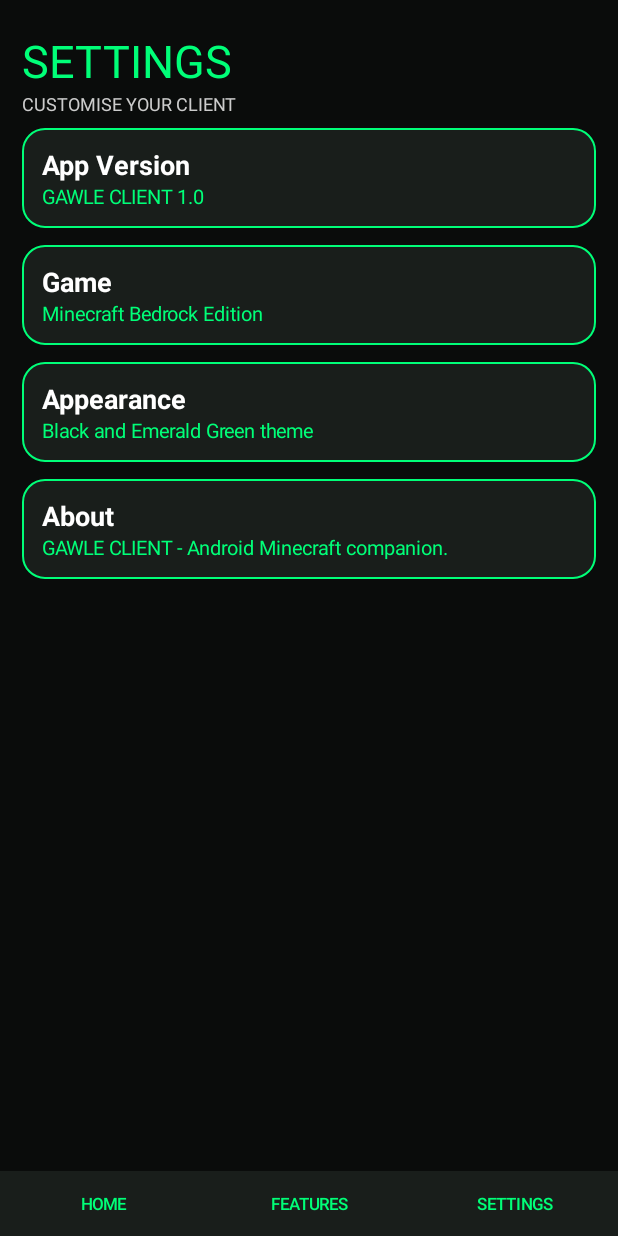
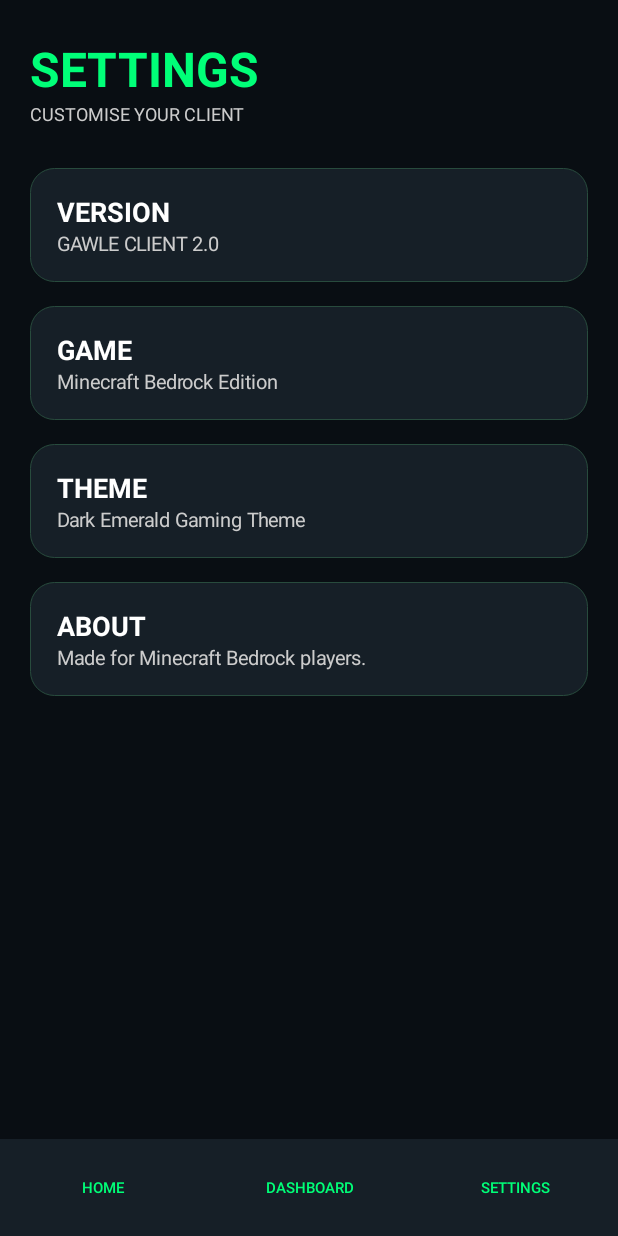
Before and after one commit to blakeredden94-debug/Gawle-client, an Android app: the screen it shows after launch (MainActivity), after a tap on "SETTINGS", on a phone screen of 412 x 824 dp. Run offline under Robolectric (Android 15) with nearby library versions, the phone set to English and light mode, and no system bars; 3 other taps on this screen came first.

Commit message:
Refactor MainActivity layout and color settings
Updated color values and layout parameters for better responsiveness. Modified button labels and added new methods for improved functionality.

```diff
--- a/app/src/main/java/com/gawle/client/MainActivity.kt
+++ b/app/src/main/java/com/gawle/client/MainActivity.kt
@@ -12,13 +12,19 @@ import android.widget.*
 class MainActivity : Activity() {
 
     private val green = Color.rgb(0, 255, 120)
-    private val dark = Color.rgb(10, 12, 11)
-    private val panel = Color.rgb(25, 30, 27)
+    private val dark = Color.rgb(9, 14, 19)
+    private val panel = Color.rgb(22, 31, 39)
+    private val white = Color.WHITE
+    private lateinit var content: LinearLayout
 
-    private lateinit var content: LinearLayout
+    private fun dp(value: Int): Int =
+        (value * resources.displayMetrics.density).toInt()
 
     override fun onCreate(savedInstanceState: Bundle?) {
         super.onCreate(savedInstanceState)
+
+        window.statusBarColor = dark
+        window.navigationBarColor = dark
 
         val root = LinearLayout(this).apply {
             orientation = LinearLayout.VERTICAL
@@ -27,15 +33,13 @@ class MainActivity : Activity() {
 
         content = LinearLayout(this).apply {
             orientation = LinearLayout.VERTICAL
-            setPadding(22, 30, 22, 20)
+            setPadding(dp(20), dp(24), dp(20), dp(25))
         }
 
         val scroll = ScrollView(this)
         scroll.addView(content)
 
-        root.addView(scroll, LinearLayout.LayoutParams(
-            -1, 0, 1f
-        ))
+        root.addView(scroll, LinearLayout.LayoutParams(-1, 0, 1f))
 
         val nav = LinearLayout(this).apply {
             orientation = LinearLayout.HORIZONTAL
@@ -43,10 +47,10 @@ class MainActivity : Activity() {
             setBackgroundColor(panel)
         }
 
-        listOf("HOME", "FEATURES", "SETTINGS").forEach { tab ->
+        listOf("HOME", "DASHBOARD", "SETTINGS").forEach { tab ->
             val button = Button(this).apply {
                 text = tab
-                textSize = 11f
+                textSize = 10f
                 setTextColor(green)
                 setBackgroundColor(Color.TRANSPARENT)
                 setOnClickListener {
@@ -54,9 +58,7 @@ class MainActivity : Activity() {
                 }
             }
 
-            nav.addView(button, LinearLayout.LayoutParams(
-                0, 65, 1f
-            ))
+            nav.addView(button, LinearLayout.LayoutParams(0, dp(65), 1f))
         }
 
         root.addView(nav)
@@ -70,75 +72,91 @@ class MainActivity : Activity() {
 
         when (page) {
             "HOME" -> homePage()
-            "FEATURES" -> featuresPage()
+            "DASHBOARD" -> dashboardPage()
             "SETTINGS" -> settingsPage()
         }
     }
 
     private fun addText(
-        text: String,
+        value: String,
         size: Float,
-        color: Int
+        color: Int,
+        bold: Boolean = false
     ) {
         val view = TextView(this).apply {
-            this.text = text
+            text = value
             textSize = size
             setTextColor(color)
+            if (bold) typeface = Typeface.DEFAULT_BOLD
         }
+
         content.addView(view)
     }
 
-    private fun addCard(
-        name: String,
-        description: String
+    private fun addGap(height: Int) {
+        content.addView(
+            LinearLayout(this),
+            LinearLayout.LayoutParams(1, dp(height))
+        )
+    }
+
+    private fun addButton(
+        label: String,
+        backgroundColor: Int,
+        textColor: Int,
+        action: () -> Unit
     ) {
+        val button = Button(this).apply {
+            text = label
+            textSize = 15f
+            setTextColor(textColor)
+            typeface = Typeface.DEFAULT_BOLD
+            background = GradientDrawable().apply {
+                setColor(backgroundColor)
+                cornerRadius = dp(14).toFloat()
+            }
+            setOnClickListener { action() }
+        }
+
+        val params = LinearLayout.LayoutParams(-1, dp(60))
+        params.setMargins(0, dp(8), 0, dp(8))
+        content.addView(button, params)
+    }
+
+    private fun addCard(title: String, description: String) {
         val card = LinearLayout(this).apply {
             orientation = LinearLayout.VERTICAL
-            setPadding(20, 18, 20, 18)
+            setPadding(dp(18), dp(17), dp(18), dp(17))
             background = GradientDrawable().apply {
                 setColor(panel)
-                cornerRadius = 22f
-                setStroke(2, green)
+                cornerRadius = dp(16).toFloat()
+                setStroke(dp(1), Color.rgb(40, 75, 61))
             }
         }
 
         val heading = TextView(this).apply {
-            text = name
+            text = title
             textSize = 18f
-            setTextColor(Color.WHITE)
+            setTextColor(white)
             typeface = Typeface.DEFAULT_BOLD
         }
 
         val info = TextView(this).apply {
             text = description
             textSize = 13f
-            setTextColor(green)
+            setTextColor(Color.LTGRAY)
         }
 
         card.addView(heading)
         card.addView(info)
 
         val params = LinearLayout.LayoutParams(-1, -2)
-        params.setMargins(0, 12, 0, 5)
+        params.setMargins(0, dp(8), 0, dp(8))
         content.addView(card, params)
     }
 
-    private fun homePage() {
-        addText("GAWLE", 38f, green)
-        addText("CLIENT", 25f, Color.WHITE)
-        addText("MINECRAFT BEDROCK COMPANION", 12f, Color.LTGRAY)
-
-        addText("\n● CLIENT READY", 15f, green)
-
-        val launch = Button(this).apply {
-            text = "▶  LAUNCH MINECRAFT"
-            textSize = 17f
-            setTextColor(Color.BLACK)
-            setBackgroundColor(green)
-
-            setOnClickListener {
-                val intent = packageManager
-                    .getLaunchIntentForPackage(
+    private fun launchMinecraft() {
+        val intent = packageManager.getLaunchIntentForPackage(
             "com.mojang.minecraftpe"
         )
 
@@ -146,66 +164,113 @@ class MainActivity : Activity() {
             startActivity(intent)
         } else {
             Toast.makeText(
-                        this@MainActivity,
+                this,
                 "Minecraft not found!",
                 Toast.LENGTH_SHORT
             ).show()
         }
     }
+
+    private fun homePage() {
+        addText("GAWLE", 38f, green, true)
+        addText("CLIENT", 27f, white, true)
+        addText("THE ULTIMATE BEDROCK COMPANION", 11f, Color.LTGRAY)
+
+        addGap(25)
+
+        addCard(
+            "CLIENT STATUS",
+            "● READY TO LAUNCH"
+        )
+
+        addGap(15)
+
+        addButton(
+            "▶  PLAY MINECRAFT",
+            green,
+            Color.BLACK
+        ) {
+            launchMinecraft()
         }
 
-        val params = LinearLayout.LayoutParams(-1, 65)
-        params.setMargins(0, 25, 0, 20)
-        content.addView(launch, params)
-
-        addText("WELCOME TO GAWLE CLIENT", 18f, Color.WHITE)
-        addCard("Your Client", "Your Minecraft companion dashboard.")
-        addCard("Features", "Explore available client features.")
-        addCard("Settings", "Customise your launcher.")
+        addButton(
+            "OPEN CLIENT DASHBOARD",
+            panel,
+            green
+        ) {
+            showPage("DASHBOARD")
         }
 
-    private fun featuresPage() {
-        addText("FEATURES", 30f, green)
-        addText("GAWLE CLIENT MODULES", 12f, Color.LTGRAY)
+        addGap(20)
+
+        addText("WELCOME BACK", 22f, white, true)
+        addGap(8)
+
+        addText(
+            "Your Minecraft experience starts here.",
+            14f,
+            Color.LTGRAY
+        )
+
+        addGap(12)
 
         addCard(
-            "Zoom",
-            "In-game zoom support - development planned."
+            "YOUR CLIENT",
+            "Explore your GAWLE CLIENT dashboard."
         )
 
         addCard(
-            "Shulker Peek",
-            "Preview support - Bedrock API limitations apply."
+            "CUSTOM FEATURES",
+            "Discover the modules being developed."
+        )
+    }
+
+    private fun dashboardPage() {
+        addText("CLIENT", 16f, Color.LTGRAY, true)
+        addText("DASHBOARD", 32f, green, true)
+
+        addGap(10)
+
+        addCard(
+            "ZOOM",
+            "In-game zoom support. Development planned."
         )
 
         addCard(
-            "Left-Handed Mode",
-            "Left-handed control support - development planned."
+            "SHULKER PEEK",
+            "Shulker contents preview. Add-on integration required."
         )
+
+        addCard(
+            "LEFT-HANDED MODE",
+            "Left-handed controls. Development planned."
+        )
+
+        addCard(
+            "CLIENT INFORMATION",
+            "GAWLE CLIENT Android companion."
+        )
+
+        addGap(15)
+
+        addButton(
+            "▶  LAUNCH MINECRAFT",
+            green,
+            Color.BLACK
+        ) {
+            launchMinecraft()
+        }
     }
 
     private fun settingsPage() {
-        addText("SETTINGS", 30f, green)
+        addText("SETTINGS", 32f, green, true)
         addText("CUSTOMISE YOUR CLIENT", 12f, Color.LTGRAY)
 
-        addCard(
-            "App Version",
-            "GAWLE CLIENT 1.0"
-        )
+        addGap(20)
 
-        addCard(
-            "Game",
-            "Minecraft Bedrock Edition"
-        )
-
-        addCard(
-            "Appearance",
-            "Black and Emerald Green theme"
-        )
-
-        addCard(
-            "About",
-            "GAWLE CLIENT - Android Minecraft companion."
-        )
+        addCard("VERSION", "GAWLE CLIENT 2.0")
+        addCard("GAME", "Minecraft Bedrock Edition")
+        addCard("THEME", "Dark Emerald Gaming Theme")
+        addCard("ABOUT", "Made for Minecraft Bedrock players.")
     }
 }
```
Lines whose indentation alone changed are shown as unchanged.
